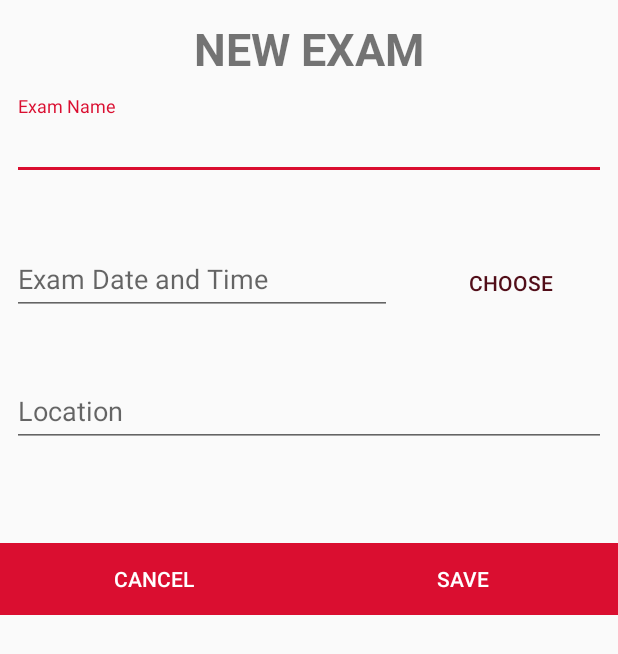
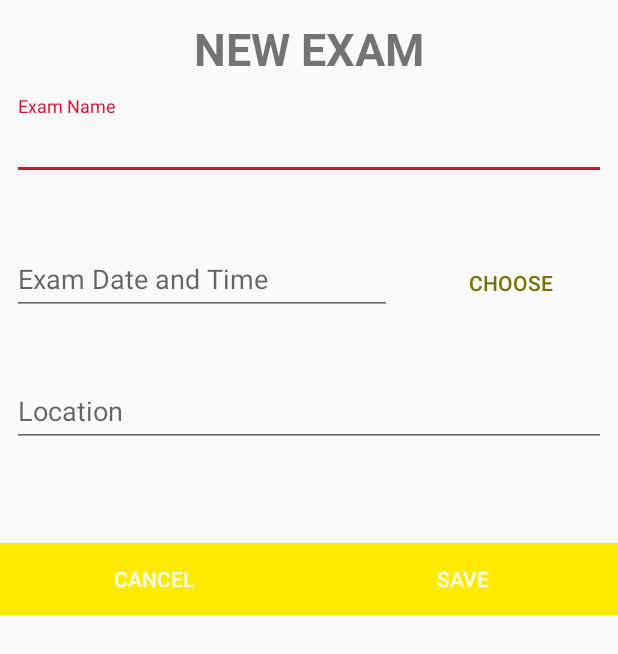
Before and after one commit to Zempire/Teachers-Pet, an Android app: the layout activity_create_exam.xml on its own in the app's theme, with its tools: preview values and no code run, on a phone screen of 412 x 824 dp. Shown: the top 654 px of the screen. Run offline under Robolectric (Android 15) with nearby library versions, the phone set to English and light mode, and no system bars.

Commit message:
Redesigned layout

```diff
--- /dev/null
+++ b/app/src/main/res/drawable/exam_icon.xml
@@ -0,0 +1,5 @@
+<vector android:height="24dp" android:tint="#FFFFFF"
+    android:viewportHeight="24.0" android:viewportWidth="24.0"
+    android:width="24dp" xmlns:android="http://schemas.android.com/apk/res/android">
+    <path android:fillColor="#FF000000" android:pathData="M19,3h-4.18C14.4,1.84 13.3,1 12,1c-1.3,0 -2.4,0.84 -2.82,2L5,3c-1.1,0 -2,0.9 -2,2v14c0,1.1 0.9,2 2,2h14c1.1,0 2,-0.9 2,-2L21,5c0,-1.1 -0.9,-2 -2,-2zM12,3c0.55,0 1,0.45 1,1s-0.45,1 -1,1 -1,-0.45 -1,-1 0.45,-1 1,-1zM14,17L7,17v-2h7v2zM17,13L7,13v-2h10v2zM17,9L7,9L7,7h10v2z"/>
+</vector>
--- /dev/null
+++ b/app/src/main/res/drawable/student_icon.xml
@@ -0,0 +1,5 @@
+<vector android:height="24dp" android:tint="#FFFFFF"
+    android:viewportHeight="24.0" android:viewportWidth="24.0"
+    android:width="24dp" xmlns:android="http://schemas.android.com/apk/res/android">
+    <path android:fillColor="#FF000000" android:pathData="M16,11c1.66,0 2.99,-1.34 2.99,-3S17.66,5 16,5c-1.66,0 -3,1.34 -3,3s1.34,3 3,3zM8,11c1.66,0 2.99,-1.34 2.99,-3S9.66,5 8,5C6.34,5 5,6.34 5,8s1.34,3 3,3zM8,13c-2.33,0 -7,1.17 -7,3.5L1,19h14v-2.5c0,-2.33 -4.67,-3.5 -7,-3.5zM16,13c-0.29,0 -0.62,0.02 -0.97,0.05 1.16,0.84 1.97,1.97 1.97,3.45L17,19h6v-2.5c0,-2.33 -4.67,-3.5 -7,-3.5z"/>
+</vector>
--- /dev/null
+++ b/app/src/main/res/drawable/task_icon.xml
@@ -0,0 +1,5 @@
+<vector android:height="24dp" android:tint="#FFFFFF"
+    android:viewportHeight="24.0" android:viewportWidth="24.0"
+    android:width="24dp" xmlns:android="http://schemas.android.com/apk/res/android">
+    <path android:fillColor="#FF000000" android:pathData="M19,3L5,3c-1.11,0 -2,0.9 -2,2v14c0,1.1 0.89,2 2,2h14c1.11,0 2,-0.9 2,-2L21,5c0,-1.1 -0.89,-2 -2,-2zM10,17l-5,-5 1.41,-1.41L10,14.17l7.59,-7.59L19,8l-9,9z"/>
+</vector>
--- /dev/null
+++ b/app/src/main/res/drawable/task_tab_color.xml
@@ -0,0 +1,5 @@
+<?xml version="1.0" encoding="utf-8"?>
+<selector xmlns:android="http://schemas.android.com/apk/res/android">
+    <item android:drawable="@color/taskAccent" android:state_selected="true"/>
+    <item android:drawable="@color/taskPrimary"/>
+</selector>
--- a/app/src/main/res/layout/activity_create_exam.xml
+++ b/app/src/main/res/layout/activity_create_exam.xml
@@ -79,7 +79,7 @@
             android:backgroundTint="@android:color/transparent"
             android:text="choose"
             android:textAlignment="center"
-            android:textColor="@color/colorPrimaryDark" />
+            android:textColor="@color/examPrimaryDark" />
     </LinearLayout>
 
         <com.google.android.material.textfield.TextInputLayout
@@ -117,7 +117,7 @@
                 android:layout_width="wrap_content"
                 android:layout_height="wrap_content"
                 android:layout_weight="1"
-                android:background="@color/colorAccent"
+                android:background="@color/examPrimary"
                 android:text="CANCEL"
                 android:textColor="@android:color/white" />
 
@@ -126,7 +126,7 @@
                 android:layout_width="wrap_content"
                 android:layout_height="wrap_content"
                 android:layout_weight="1"
-                android:background="@color/colorAccent"
+                android:background="@color/examPrimary"
                 android:text="SAVE"
                 android:textColor="@android:color/white" />
         </LinearLayout>
--- a/app/src/main/res/layout/activity_create_task.xml
+++ b/app/src/main/res/layout/activity_create_task.xml
@@ -93,7 +93,7 @@
             android:layout_width="wrap_content"
             android:layout_height="wrap_content"
             android:layout_weight="1"
-            android:background="@color/colorAccent"
+            android:background="@color/taskPrimary"
             android:text="CANCEL"
             android:textColor="@android:color/white" />
 
@@ -102,7 +102,7 @@
             android:layout_width="wrap_content"
             android:layout_height="wrap_content"
             android:layout_weight="1"
-            android:background="@color/colorAccent"
+            android:background="@color/taskPrimary"
             android:text="SAVE"
             android:textColor="@android:color/white" />
     </LinearLayout>
--- a/app/src/main/res/layout/activity_exam_tab.xml
+++ b/app/src/main/res/layout/activity_exam_tab.xml
@@ -29,6 +29,8 @@
         android:layout_marginBottom="16dp"
         android:clickable="true"
         android:src="@drawable/plus"
+        android:backgroundTint="@color/examPrimary"
+        app:borderWidth="0dp"
         app:layout_constraintBottom_toBottomOf="parent"
         app:layout_constraintEnd_toEndOf="parent" />
 
--- a/app/src/main/res/layout/activity_task_tab.xml
+++ b/app/src/main/res/layout/activity_task_tab.xml
@@ -29,6 +29,8 @@
         android:layout_marginBottom="16dp"
         android:clickable="true"
         android:src="@drawable/plus"
+        android:backgroundTint="@color/taskPrimary"
+        app:borderWidth="0dp"
         app:layout_constraintBottom_toBottomOf="parent"
         app:layout_constraintEnd_toEndOf="parent" />
 
--- a/app/src/main/res/values/colors.xml
+++ b/app/src/main/res/values/colors.xml
@@ -8,4 +8,13 @@
     <color name="taskExpanded">#fffff3</color>
     <color name="taskSmall">#ffffff</color>
 
+    <color name="taskPrimary">#2493d2</color>
+    <color name="taskPrimaryDark">#124e70</color>
+    <color name="taskAccent">#88d4ff</color>
+
+    <color name="examPrimary">#ffea00</color>
+    <color name="examPrimaryDark">#787205</color>
+    <color name="examAccent">#fffba9</color>
+
+
 </resources>
--- a/app/src/main/res/values/styles.xml
+++ b/app/src/main/res/values/styles.xml
@@ -7,11 +7,19 @@
         <item name="colorPrimaryDark">@color/colorPrimaryDark</item>
         <item name="colorAccent">@color/colorAccent</item>
         <item name="android:statusBarColor">@color/colorAccent</item>
+        <item name="android:actionOverflowButtonStyle">@style/MyActionButtonOverflow</item>
+
     </style>
 
     <style name="AppTheme.RoundedCornerMaterialButton" parent="Widget.AppCompat.Button.Colored">
         <item name="android:background">@drawable/rounded_button</item>
     </style>
 
+    <!-- Style to replace actionbar overflow icon. set item 'android:actionOverflowButtonStyle' in AppTheme -->
+    <style name="MyActionButtonOverflow" parent="android:style/Widget.Holo.Light.ActionButton.Overflow">
+        <item name="android:src">@drawable/student_icon</item>
+        <item name="android:background">?android:attr/actionBarItemBackground</item>
+        <item name="android:contentDescription">"Lala"</item>
+    </style>
 
 </resources>
```
Also changed, not shown: app/src/main/java/com/example/android/tabsetup/ExamList.java (+15 -1 lines), app/src/main/java/com/example/android/tabsetup/MainActivity.java (+35 -2 lines), app/src/main/java/com/example/android/tabsetup/StudentList.java (+25 -7 lines), app/src/main/java/com/example/android/tabsetup/TaskList.java (+13 -1 lines), app/src/main/res/layout/activity_main.xml (+10 -14 lines), app/src/main/res/menu/menu_exam.xml (added, +9 -0 lines), app/src/main/res/menu/menu_student.xml (added, +10 -0 lines), app/src/main/res/menu/menu_task.xml (added, +9 -0 lines).
